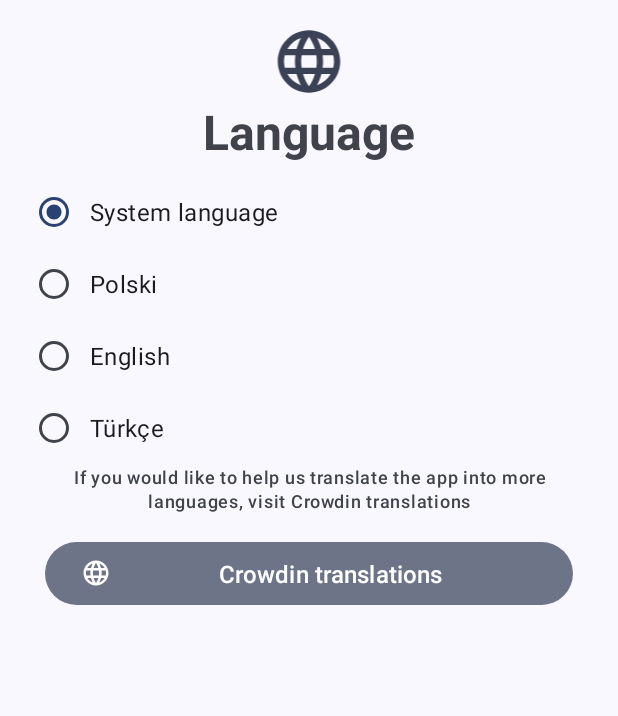
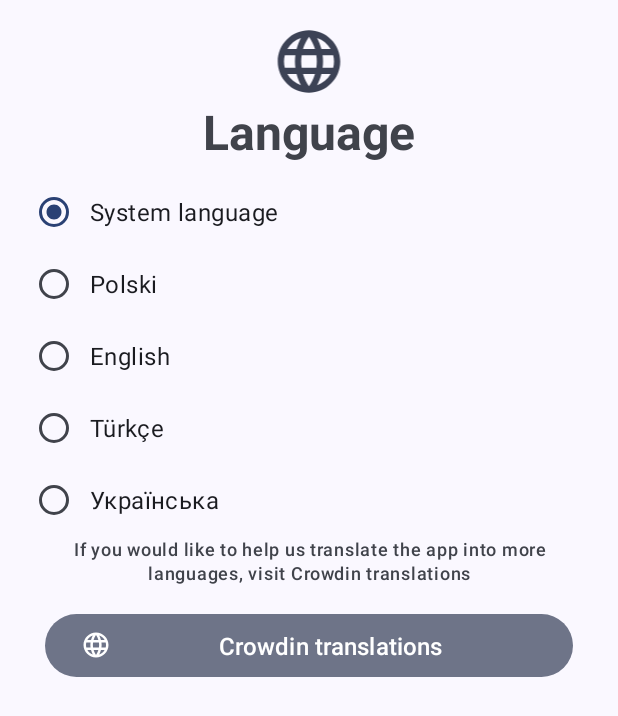
Before and after one commit to rvyk/instalingowy, an Android app: the layout language_dialog.xml on its own in the app's theme, with its tools: preview values and no code run, on a phone screen of 412 x 824 dp. Shown: the top 716 px of the screen. Run offline under Robolectric (Android 15) with nearby library versions, the phone set to English and light mode, and no system bars; network calls fail.

Commit message:
Ukrainian language (Special thanks to @Stanislav-Netreba)

```diff
--- a/app/src/main/java/pl/rvyk/instapp/LoginActivity.java
+++ b/app/src/main/java/pl/rvyk/instapp/LoginActivity.java
@@ -80,6 +80,10 @@ public class LoginActivity extends AppCompatActivity implements View.OnClickList
                 break;
             case R.id.turkish_language:
                 appLocale = LocaleListCompat.forLanguageTags("tr-TR");
+                AppCompatDelegate.setApplicationLocales(appLocale);
+                break;
+            case R.id.ukrainian_language:
+                appLocale = LocaleListCompat.forLanguageTags("uk-UA");
                 AppCompatDelegate.setApplicationLocales(appLocale);
                 break;
             default:
--- a/app/src/main/res/layout/language_dialog.xml
+++ b/app/src/main/res/layout/language_dialog.xml
@@ -57,6 +57,14 @@
             android:paddingLeft="8dp"
             android:textSize="16sp"
             android:text="@string/settings_language_turkish"/>
+        <RadioButton
+            android:id="@+id/ukrainian_language"
+            android:layout_width="match_parent"
+            android:layout_height="match_parent"
+            android:layout_marginLeft="20dp"
+            android:paddingLeft="8dp"
+            android:textSize="16sp"
+            android:text="@string/settings_language_ukrainian"/>
     </RadioGroup>
 
     <com.google.android.material.textview.MaterialTextView
--- a/app/src/main/res/values/strings.xml
+++ b/app/src/main/res/values/strings.xml
@@ -93,4 +93,5 @@
     <string name="additional_learning_materials">Additional learning material</string>
     <string name="additional_learning_material_view">Go to additional material</string>
     <string name="homework_dialog_confirm">Confirm</string>
+    <string name="settings_language_ukrainian" translatable="false">Українська</string>
 </resources>
```
Also changed, not shown: 1 other file.
